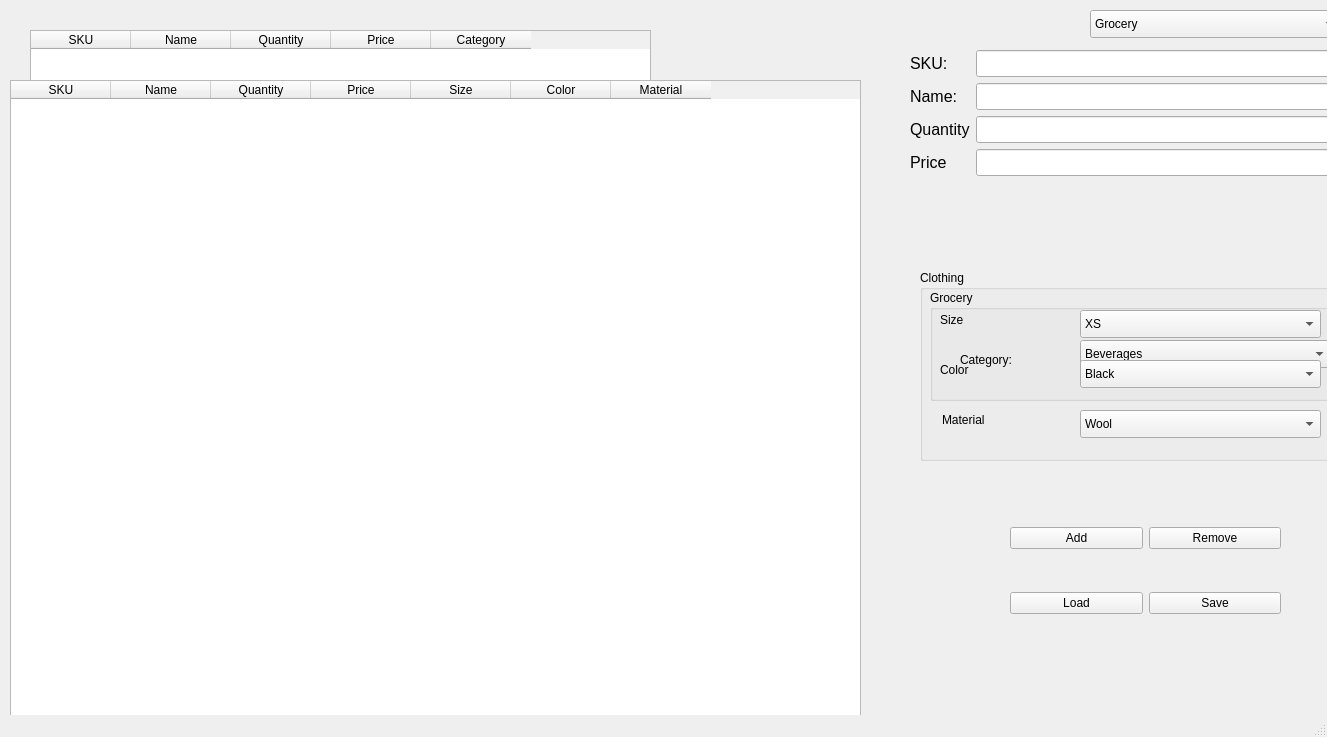
Qt form mainwindow.ui (UmarMushtaqMughal/Cs) before a commit.
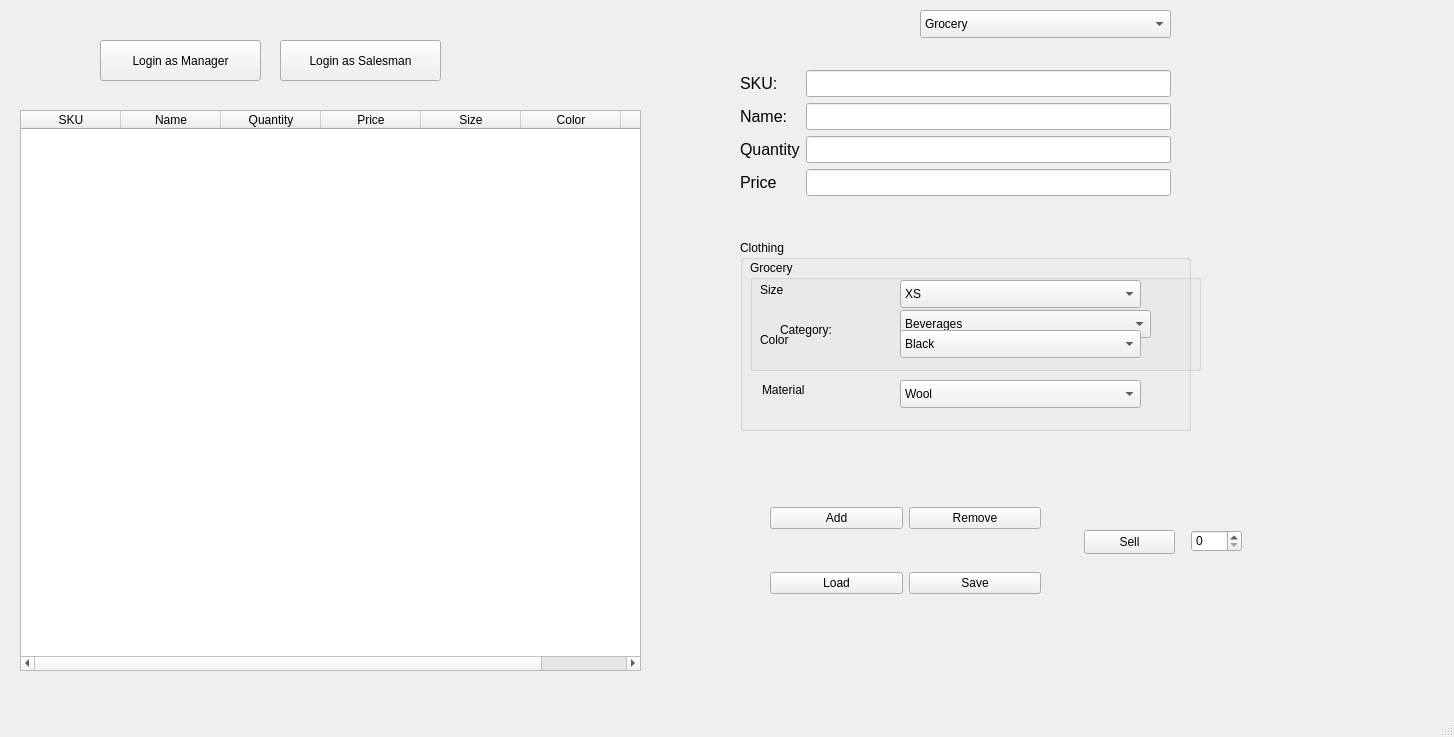
The same form after that commit.

```diff
--- a/mainwindow.ui
+++ b/mainwindow.ui
@@ -9,7 +9,7 @@
    <rect>
     <x>0</x>
     <y>0</y>
-    <width>1327</width>
+    <width>1454</width>
     <height>737</height>
    </rect>
   </property>
@@ -20,10 +20,10 @@
    <widget class="QTableWidget" name="InventoryTW">
     <property name="geometry">
      <rect>
-      <x>30</x>
-      <y>30</y>
+      <x>20</x>
+      <y>110</y>
       <width>621</width>
-      <height>651</height>
+      <height>561</height>
      </rect>
     </property>
     <property name="palette">
@@ -527,8 +527,8 @@
     </property>
     <property name="geometry">
      <rect>
-      <x>930</x>
-      <y>290</y>
+      <x>750</x>
+      <y>260</y>
       <width>451</width>
       <height>111</height>
      </rect>
@@ -1993,7 +1993,7 @@
    <widget class="QComboBox" name="OptionCB">
     <property name="geometry">
      <rect>
-      <x>1090</x>
+      <x>920</x>
       <y>10</y>
       <width>251</width>
       <height>28</height>
@@ -2482,8 +2482,8 @@
    <widget class="QGroupBox" name="Clothing">
     <property name="geometry">
      <rect>
-      <x>920</x>
-      <y>270</y>
+      <x>740</x>
+      <y>240</y>
       <width>451</width>
       <height>191</height>
      </rect>
@@ -5925,10 +5925,10 @@
     </property>
     <property name="geometry">
      <rect>
-      <x>10</x>
-      <y>80</y>
-      <width>851</width>
-      <height>651</height>
+      <x>20</x>
+      <y>110</y>
+      <width>621</width>
+      <height>561</height>
      </rect>
     </property>
     <property name="palette">
@@ -6439,8 +6439,8 @@
    <widget class="QWidget" name="layoutWidget">
     <property name="geometry">
      <rect>
-      <x>1010</x>
-      <y>490</y>
+      <x>770</x>
+      <y>470</y>
       <width>271</width>
       <height>161</height>
      </rect>
@@ -8824,10 +8824,10 @@
    <widget class="QWidget" name="layoutWidget">
     <property name="geometry">
      <rect>
-      <x>910</x>
-      <y>50</y>
+      <x>740</x>
+      <y>70</y>
       <width>431</width>
-      <height>185</height>
+      <height>141</height>
      </rect>
     </property>
     <property name="palette">
@@ -13143,6 +13143,55 @@
      </item>
     </layout>
    </widget>
+   <widget class="QPushButton" name="loginManagerPB">
+    <property name="geometry">
+     <rect>
+      <x>100</x>
+      <y>40</y>
+      <width>161</width>
+      <height>41</height>
+     </rect>
+    </property>
+    <property name="text">
+     <string>Login as Manager</string>
+    </property>
+   </widget>
+   <widget class="QPushButton" name="LoginSalesmanPB">
+    <property name="geometry">
+     <rect>
+      <x>280</x>
+      <y>40</y>
+      <width>161</width>
+      <height>41</height>
+     </rect>
+    </property>
+    <property name="text">
+     <string>Login as Salesman</string>
+    </property>
+   </widget>
+   <widget class="QPushButton" name="SellPB">
+    <property name="geometry">
+     <rect>
+      <x>1084</x>
+      <y>530</y>
+      <width>91</width>
+      <height>24</height>
+     </rect>
+    </property>
+    <property name="text">
+     <string>Sell</string>
+    </property>
+   </widget>
+   <widget class="QSpinBox" name="spinBox">
+    <property name="geometry">
+     <rect>
+      <x>1191</x>
+      <y>530</y>
+      <width>51</width>
+      <height>22</height>
+     </rect>
+    </property>
+   </widget>
    <zorder>layoutWidget</zorder>
    <zorder>layoutWidget</zorder>
    <zorder>Grocery</zorder>
```
Left out of the diff: 8 changed lines with no effect on the pictures.
